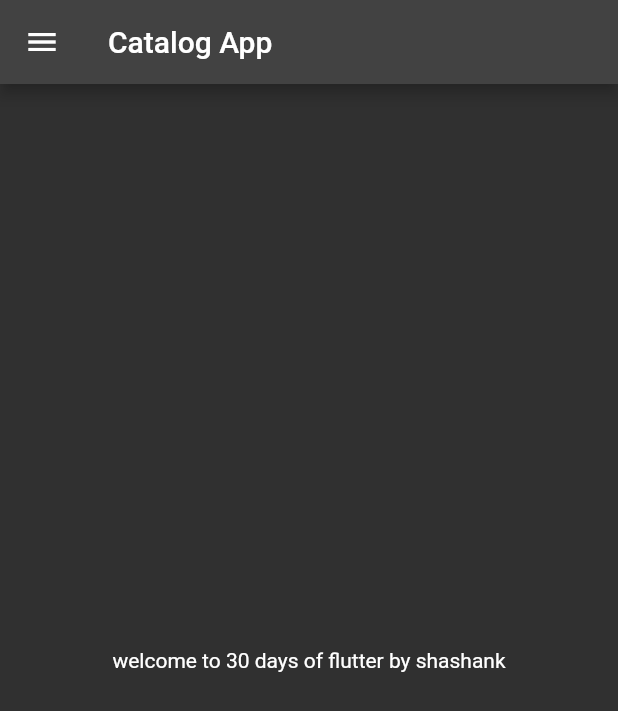
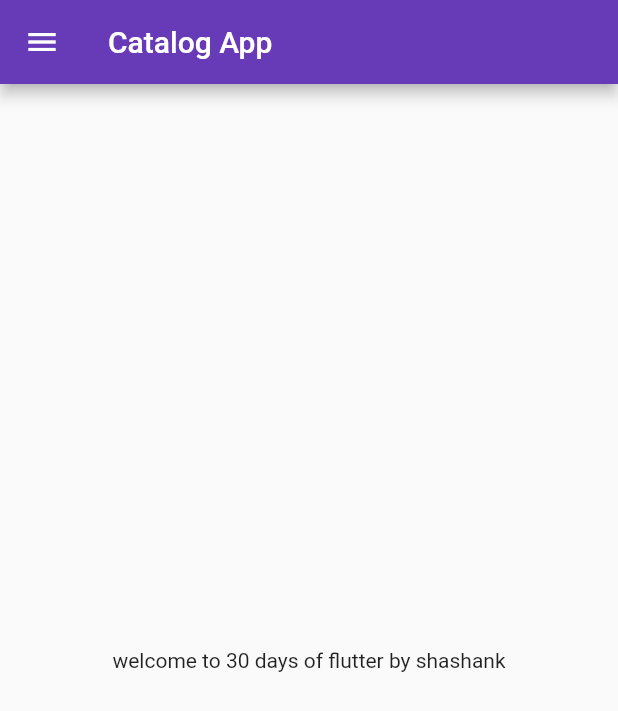
Before and after one commit to shashank3103-dev/flutter_catalog, a Flutter app: the screen it shows after launch, on a phone screen of 412 x 824 dp. Shown: the top 711 px of the screen. Run offline on Flutter 3.47's test engine with Material 2 defaults, Android fonts, the phone set to English and light mode, and no system bars.

Commit message:
day2completed

```diff
--- a/lib/main.dart
+++ b/lib/main.dart
@@ -1,5 +1,6 @@
 import 'package:flutter/material.dart';
 import 'package:flutter_catalog/pages/homepage.dart';
+import 'package:flutter_catalog/pages/login_page.dart';
 
 void main() {
   runApp(MyApp());
@@ -12,15 +13,16 @@ class MyApp extends StatelessWidget {
   Widget build(BuildContext context) {
     return MaterialApp(
       debugShowCheckedModeBanner: false,
-      home:Homepage(),
-      themeMode: ThemeMode.dark,
+      themeMode: ThemeMode.light,
       theme: ThemeData(primarySwatch: Colors.deepPurple),
         darkTheme: ThemeData(
-        brightness: Brightness.dark
+        brightness: Brightness.dark,
       ),
+      initialRoute: "/home",
       routes: {
-        "/":(context)=>Homepage(),
-
+        "/":(context) => LoginPage(),
+        "/home":(context) => Homepage(),
+        "/login":(context) => LoginPage()
       },
 
     );
```
Also changed, not shown: lib/pages/login_page.dart (added, +22 -0 lines).
